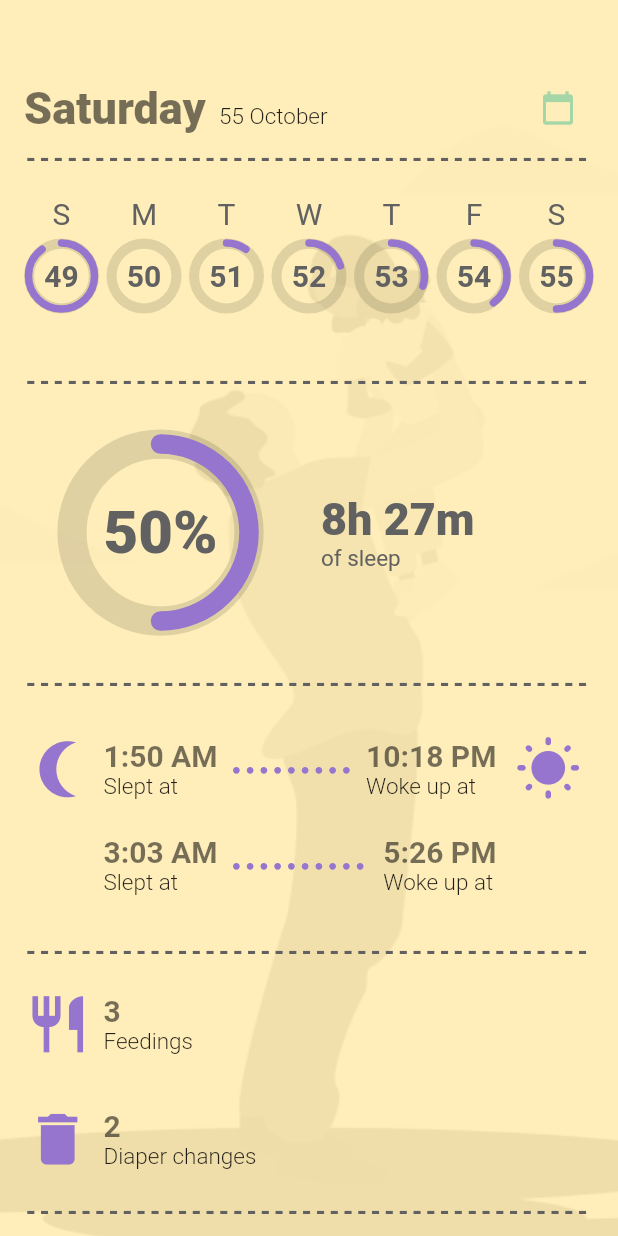
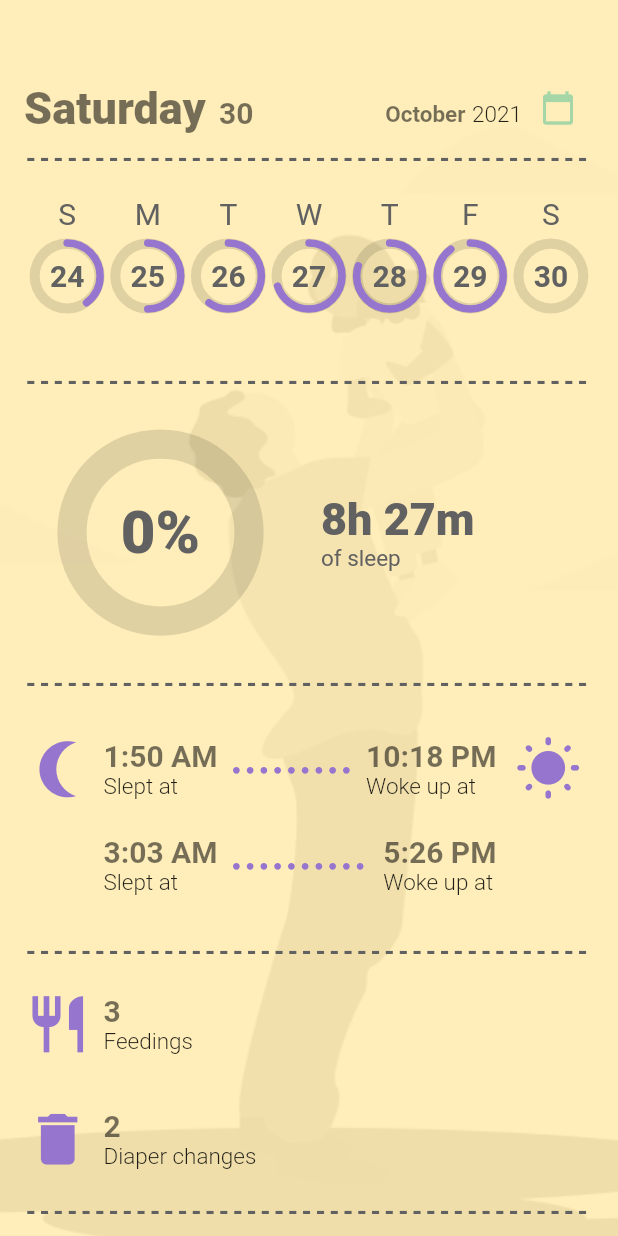
Before and after one commit to acm-projects/BabyQuest, a Flutter app: the StatisticsPage screen opened directly, on a phone screen of 412 x 824 dp. Run offline on Flutter 3.47's test engine with Material 2 defaults, Android fonts, the phone set to English and light mode, and no system bars; our stand-ins replace cloud_firestore, convex_bottom_bar, firebase_auth, firebase_core, firebase_storage, flutter_spinkit and 5 more; missing offline and left inert: flutter_libphonenumber; accounts and stored records are empty; statements that could not run were skipped.

Commit message:
made calendar operate on date time in reference to registration date

```diff
--- a/client/lib/pages/main/statistics_page.dart
+++ b/client/lib/pages/main/statistics_page.dart
@@ -11,7 +11,12 @@ class StatisticsPage extends StatefulWidget {
 }
 
 class _StatisticsPageState extends State<StatisticsPage> {
-  final int _currentDateIndex = 55;
+  //var registrationDate = DateTime.now().add(const Duration(days: 0));
+
+  //Date the user registers for the app
+  var registrationDate = DateTime.parse("2021-10-11 20:18:04Z");
+  late var _startDate;
+  late final int _currentDateIndex;
 
   int _feedingCount = 3;
   int _diaperCount = 2;
@@ -36,13 +41,28 @@ class _StatisticsPageState extends State<StatisticsPage> {
   late PageController pageController;
 
   final List<String> days = [
-    'Sunday',
     'Monday',
     'Tuesday',
     'Wednesday',
     'Thursday',
     'Friday',
-    'Saturday'
+    'Saturday',
+    'Sunday',
+  ];
+
+  final List<String> months = [
+    'January',
+    'February',
+    'March',
+    'April',
+    'May',
+    'June',
+    'July',
+    'August',
+    'September',
+    'October',
+    'November',
+    'December',
   ];
 
   void _jumpToIndex(int index) {
@@ -59,6 +79,10 @@ class _StatisticsPageState extends State<StatisticsPage> {
   }
 
   _StatisticsPageState() {
+    //Always Starts On A Sunday
+    _startDate = registrationDate
+        .subtract(Duration(days: registrationDate.weekday + 7 * 100));
+    _currentDateIndex = DateTime.now().difference(_startDate).inDays;
     _pageIndex = _currentDateIndex ~/ 7;
     _selectedIndex = _currentDateIndex;
     pageController = PageController(
@@ -86,21 +110,51 @@ class _StatisticsPageState extends State<StatisticsPage> {
                 Padding(
                   padding: const EdgeInsets.only(top: 48),
                   child: Row(
-                    mainAxisAlignment: MainAxisAlignment.spaceBetween,
                     children: [
                       RichText(
                         text: TextSpan(
                           children: [
                             TextSpan(
-                                text: days[_selectedIndex % 7],
+                                text: days[_startDate
+                                        .add(Duration(days: _selectedIndex))
+                                        .weekday -
+                                    1],
                                 style: Theme.of(context).textTheme.headline1),
                             const TextSpan(
                               text: '  ',
                             ),
                             TextSpan(
-                                text: '$_selectedIndex October',
-                                style: Theme.of(context).textTheme.subtitle1),
+                                text:
+                                    '${_startDate.add(Duration(days: _selectedIndex)).day}',
+                                style: Theme.of(context).textTheme.headline2),
+                            const TextSpan(
+                              text: '  ',
+                            ),
                           ],
+                        ),
+                      ),
+                      const Spacer(),
+                      Padding(
+                        padding: const EdgeInsets.only(top: 8),
+                        child: RichText(
+                          textAlign: TextAlign.right,
+                          text: TextSpan(
+                            children: [
+                              TextSpan(
+                                  text: months[_startDate
+                                          .add(Duration(days: _selectedIndex))
+                                          .month -
+                                      1],
+                                  style: Theme.of(context).textTheme.headline3),
+                              const TextSpan(
+                                text: ' ',
+                              ),
+                              TextSpan(
+                                  text:
+                                      '${_startDate.add(Duration(days: _selectedIndex)).year}',
+                                  style: Theme.of(context).textTheme.subtitle1),
+                            ],
+                          ),
                         ),
                       ),
                       IconButton(
@@ -124,89 +178,29 @@ class _StatisticsPageState extends State<StatisticsPage> {
                     onPageChanged: (int index) => _pageIndex = index,
                     itemBuilder: (context, index) {
                       return Transform.scale(
-                        scale: index == _pageIndex ? 1 : .97,
+                        scale: index == _pageIndex ? 1 : 1,
                         child: Padding(
                           padding: const EdgeInsets.symmetric(vertical: 16),
                           child: Row(
-                            children: [
-                              DayCircle(
-                                fraction: ((index * 7 + 0) % 10) / 10,
-                                date: '${index * 7 + 0}',
-                                day: 'S',
-                                onTap: () {
-                                  setState(() {
-                                    _selectedIndex = index * 7 + 0;
-                                  });
-                                },
-                              ),
-                              const Spacer(),
-                              DayCircle(
-                                fraction: ((index * 7 + 1) % 10) / 10,
-                                date: '${index * 7 + 1}',
-                                day: 'M',
-                                onTap: () {
-                                  setState(() {
-                                    _selectedIndex = index * 7 + 1;
-                                  });
-                                },
-                              ),
-                              const Spacer(),
-                              DayCircle(
-                                fraction: ((index * 7 + 2) % 10) / 10,
-                                date: '${index * 7 + 2}',
-                                day: 'T',
-                                onTap: () {
-                                  setState(() {
-                                    _selectedIndex = index * 7 + 2;
-                                  });
-                                },
-                              ),
-                              const Spacer(),
-                              DayCircle(
-                                fraction: ((index * 7 + 3) % 10) / 10,
-                                date: '${index * 7 + 3}',
-                                day: 'W',
-                                onTap: () {
-                                  setState(() {
-                                    _selectedIndex = index * 7 + 3;
-                                  });
-                                },
-                              ),
-                              const Spacer(),
-                              DayCircle(
-                                fraction: ((index * 7 + 4) % 10) / 10,
-                                date: '${index * 7 + 4}',
-                                day: 'T',
-                                onTap: () {
-                                  setState(() {
-                                    _selectedIndex = index * 7 + 4;
-                                  });
-                                },
-                              ),
-                              const Spacer(),
-                              DayCircle(
-                                fraction: ((index * 7 + 5) % 10) / 10,
-                                date: '${index * 7 + 5}',
-                                day: 'F',
-                                onTap: () {
-                                  setState(() {
-                                    _selectedIndex = index * 7 + 5;
-                                  });
-                                },
-                              ),
-                              const Spacer(),
-                              DayCircle(
-                                fraction: ((index * 7 + 6) % 10) / 10,
-                                date: '${index * 7 + 6}',
-                                day: 'S',
-                                onTap: () {
-                                  setState(() {
-                                    _selectedIndex = index * 7 + 6;
-                                  });
-                                },
-                              ),
-                            ],
-                          ),
+                              mainAxisAlignment: MainAxisAlignment.spaceEvenly,
+                              children: List.generate(7, (int listIndex) {
+                                return DayCircle(
+                                  fraction: ((index * 7 + listIndex) % 10) / 10,
+                                  date:
+                                      '${_startDate.add(Duration(days: index * 7 + listIndex)).day}',
+                                  day: days[_startDate
+                                              .add(Duration(
+                                                  days: index * 7 + listIndex))
+                                              .weekday -
+                                          1]
+                                      .substring(0, 1),
+                                  onTap: () {
+                                    setState(() {
+                                      _selectedIndex = index * 7 + listIndex;
+                                    });
+                                  },
+                                );
+                              })),
                         ),
                       );
                     },
```
